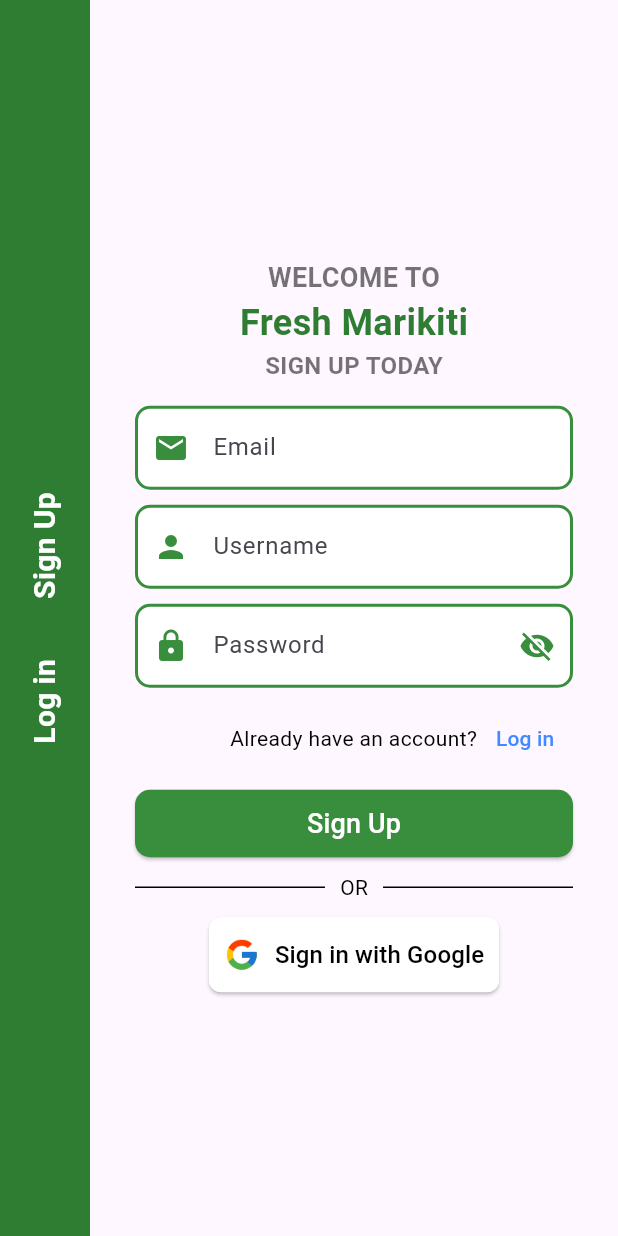
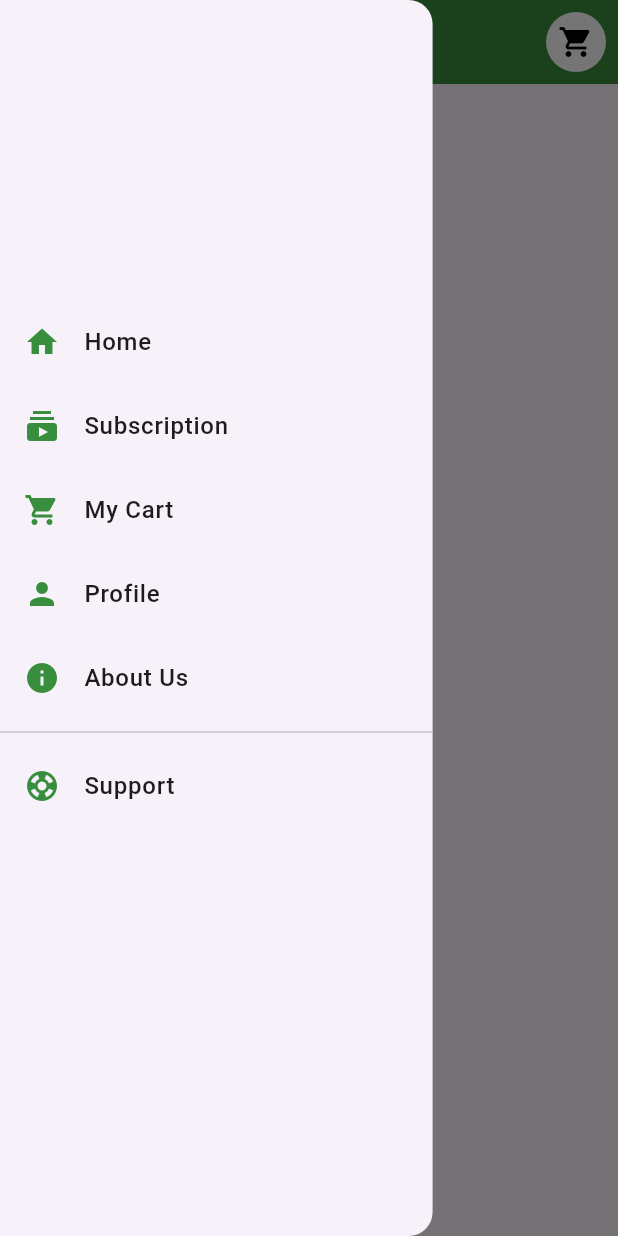
Before and after one commit to ivycommunity/FreshMarikiti, a Flutter app: the screen it shows after launch, with the side drawer open (before the commit the screen has no drawer), on a phone screen of 412 x 824 dp. Run offline on Flutter 3.47's test engine with Material 3 defaults, Android fonts, the phone set to English and light mode, and no system bars; our stand-ins replace cloud_firestore, firebase_auth, firebase_core, google_sign_in, shared_preferences; accounts and stored records are empty; statements that could not run were skipped.

Commit message:
Drawer and Mycart page

```diff
--- a/lib/Homepage.dart
+++ b/lib/Homepage.dart
@@ -1,15 +1,39 @@
 import 'package:flutter/material.dart';
+import 'package:marikiti/Widgets/drawer.dart';
+import 'package:marikiti/Widgets/pages/Mycart.dart';
 
-class Homepage extends StatefulWidget {
-  const Homepage({super.key});
+class HomePage extends StatelessWidget {
+  const HomePage({super.key});
 
   @override
-  State<Homepage> createState() => _HomepageState();
-}
+  Widget build(BuildContext context) {
+    return Scaffold(
 
-class _HomepageState extends State<Homepage> {
-  @override
-  Widget build(BuildContext context) {
-    return Container();
+      appBar: AppBar(
+        actions: [
+          IconButton(
+              onPressed: () {
+                Navigator.push(
+                    context, MaterialPageRoute(builder: (context) => CartPage()));
+              },
+              icon: CircleAvatar(
+                  backgroundColor: Colors.white,
+                child: Icon(Icons.shopping_cart,
+                color: Colors.black,),
+              ))
+        ],
+        title: Text("Fresh Marikiti"),
+        backgroundColor: Colors.green[700],
+        automaticallyImplyLeading: false,
+        leading: Builder(
+            builder: (context) => IconButton(
+                  icon: Icon(Icons.menu, color: Colors.white),
+                  onPressed: () {
+                    Scaffold.of(context).openDrawer();
+                  },
+                )),
+      ),
+      drawer: FreshMarikitiDrawer(),
+    );
   }
 }
--- /dev/null
+++ b/lib/Widgets/drawer.dart
@@ -0,0 +1,94 @@
+import 'package:flutter/material.dart';
+import 'package:cloud_firestore/cloud_firestore.dart';
+import 'package:marikiti/Homepage.dart';
+import 'package:marikiti/Widgets/pages/About.dart';
+import 'package:marikiti/Widgets/pages/Mycart.dart';
+import 'package:marikiti/Widgets/pages/Profile.dart';
+import 'package:marikiti/Widgets/pages/Subscription.dart';
+import 'package:marikiti/Widgets/pages/Support.dart';
+
+
+
+class FreshMarikitiDrawer extends StatefulWidget {
+  const FreshMarikitiDrawer({super.key});
+
+  @override
+  State<FreshMarikitiDrawer> createState() => _FreshMarikitiDrawerState();
+}
+
+class _FreshMarikitiDrawerState extends State<FreshMarikitiDrawer> {
+  @override
+  Widget build(BuildContext context) {
+    return SizedBox(
+      width: MediaQuery.of(context).size.width * 0.7,
+     // height: MediaQuery.of(context).size.height *0.9,
+      child: Drawer(
+        child: Column(
+          children: [
+            SizedBox(height: 200),
+
+            drawerItem(
+                icon: Icons.home,
+                text: "Home",
+                onTap: () => Navigator.push(
+                    context, MaterialPageRoute(builder: (context) => HomePage()))),
+
+            drawerItem(
+                icon: Icons.subscriptions,
+                text: "Subscription",
+                onTap: () => Navigator.push(context,
+                    MaterialPageRoute(builder: (context) => Subscription()))),
+
+            drawerItem(
+                icon: Icons.shopping_cart,
+                text: "My Cart",
+                onTap: () => Navigator.push(
+                    context, MaterialPageRoute(builder: (context) => CartPage()))),
+
+            drawerItem(
+                icon: Icons.person,
+                text: "Profile",
+                onTap: () => Navigator.push(
+                    context, MaterialPageRoute(builder: (context) => Profile()))),
+
+            drawerItem(
+                icon: Icons.info,
+                text: "About Us",
+                onTap: () => Navigator.push(
+                    context, MaterialPageRoute(builder: (context) => About()))),
+
+            Divider(),
+
+            drawerItem(
+                icon: Icons.support,
+                text: "Support",
+                onTap: () => Navigator.push(
+                    context, MaterialPageRoute(builder: (context) => Support()))),
+
+           /* drawerItem(
+                icon: Icons.settings,
+                text: "Settings",
+                /onTap: () => Navigator.push(
+                    context, MaterialPageRoute(builder: (context) => ()))),*/
+          ],
+        ),
+      ),
+    );
+  }
+}
+
+// Drawer Menu Item Widget
+Widget drawerItem({
+  required IconData icon,
+  required String text,
+  required VoidCallback onTap,
+}) {
+  return ListTile(
+    leading: Icon(icon, color: Colors.green[700]),
+    title: Text(
+      text,
+      style: TextStyle(fontSize: 16, fontWeight: FontWeight.w500),
+    ),
+    onTap: onTap,
+  );
+}
--- /dev/null
+++ b/lib/Widgets/pages/About.dart
@@ -0,0 +1,15 @@
+import 'package:flutter/material.dart';
+
+class About extends StatefulWidget {
+  const About({super.key});
+
+  @override
+  State<About> createState() => _AboutState();
+}
+
+class _AboutState extends State<About> {
+  @override
+  Widget build(BuildContext context) {
+    return Container();
+  }
+}
--- /dev/null
+++ b/lib/Widgets/pages/Profile.dart
@@ -0,0 +1,15 @@
+import 'package:flutter/material.dart';
+
+class Profile extends StatefulWidget {
+  const Profile({super.key});
+
+  @override
+  State<Profile> createState() => _ProfileState();
+}
+
+class _ProfileState extends State<Profile> {
+  @override
+  Widget build(BuildContext context) {
+    return Container();
+  }
+}
--- /dev/null
+++ b/lib/Widgets/pages/Subscription.dart
@@ -0,0 +1,15 @@
+import 'package:flutter/material.dart';
+
+class Subscription extends StatefulWidget {
+  const Subscription({super.key});
+
+  @override
+  State<Subscription> createState() => _SubscriptionState();
+}
+
+class _SubscriptionState extends State<Subscription> {
+  @override
+  Widget build(BuildContext context) {
+    return Container();
+  }
+}
--- /dev/null
+++ b/lib/Widgets/pages/Support.dart
@@ -0,0 +1,15 @@
+import 'package:flutter/material.dart';
+
+class Support extends StatefulWidget {
+  const Support({super.key});
+
+  @override
+  State<Support> createState() => _SupportState();
+}
+
+class _SupportState extends State<Support> {
+  @override
+  Widget build(BuildContext context) {
+    return Container();
+  }
+}
--- a/lib/core/constants/View/auth/signup.dart
+++ b/lib/core/constants/View/auth/signup.dart
@@ -1,13 +1,16 @@
 import 'package:flutter/material.dart';
 import 'package:marikiti/Widgets/Widgets.dart';
 import 'package:marikiti/core/constants/View/auth/login.dart';
+import 'package:marikiti/core/constants/providers/Themeprovders.dart';
+import 'package:provider/provider.dart';
 
 class SignUpScreen extends StatelessWidget {
   @override
   Widget build(BuildContext context) {
+    //final themeprovider = Provider.of<ThemeProvider>(context);
     return Scaffold(
-      body: SafeArea(
-        child: CustomScrollView(
+
+      body: CustomScrollView(
         slivers: [
           SliverFillRemaining(
             hasScrollBody: false,
@@ -106,8 +109,7 @@
                                 Navigator.push(
                                     context,
                                     MaterialPageRoute(
-                                          builder: (context) =>
-                                              LoginScreen()));
+                                        builder: (context) => LoginScreen()));
                               },
                               child: const Text(
                                 "Log in",
@@ -133,8 +135,8 @@
                             ),
                             child: const Text(
                               "Sign Up",
-                                style:
-                                    TextStyle(fontSize: 18, color: Colors.white),
+                              style: TextStyle(
+                                  fontSize: 18, color: Colors.white),
                             ),
                           ),
                         ),
@@ -178,7 +180,6 @@
           ),
         ],
       ),
-      ),
     );
   }
 }
--- /dev/null
+++ b/lib/core/constants/providers/Themeprovders.dart
@@ -0,0 +1,31 @@
+import 'package:flutter/material.dart';
+import 'package:shared_preferences/shared_preferences.dart';
+
+class ThemeProvider with ChangeNotifier {
+  ThemeMode _themeMode = ThemeMode.light;
+
+  ThemeMode get themeMode => _themeMode;
+
+  ThemeProvider() {
+    _loadTheme();
+  }
+
+  void toggleTheme() {
+    _themeMode =
+        _themeMode == ThemeMode.light ? ThemeMode.dark : ThemeMode.light;
+    _saveTheme(_themeMode);
+    notifyListeners();
+  }
+
+  Future<void> _saveTheme(ThemeMode mode) async {
+    final prefs = await SharedPreferences.getInstance();
+    prefs.setBool('isDarkMode', mode == ThemeMode.dark);
+  }
+
+  Future<void> _loadTheme() async {
+    final prefs = await SharedPreferences.getInstance();
+    final isDarkMode = prefs.getBool('isDarkMode') ?? false;
+    _themeMode = isDarkMode ? ThemeMode.dark : ThemeMode.light;
+    notifyListeners();
+  }
+}
--- a/lib/main.dart
+++ b/lib/main.dart
@@ -2,10 +2,12 @@
 import 'package:flutter/material.dart';
 import 'package:marikiti/Homepage.dart';
 import 'package:marikiti/core/constants/View/auth/signup.dart';
+import 'package:marikiti/core/constants/providers/Themeprovders.dart';
 import 'package:marikiti/core/constants/providers/google_sign_in_provider.dart';
 import 'package:marikiti/core/constants/providers/passwordprovider.dart';
 import 'package:marikiti/core/constants/providers/signup_%7F%7Fprovider.dart';
 import 'package:marikiti/firebase_options.dart';
+import 'package:marikiti/models/cartmodel.dart';
 
 import 'package:provider/provider.dart';
 
@@ -21,6 +23,8 @@
         ChangeNotifierProvider(create: (_) => AuthProvider()),
         ChangeNotifierProvider(create:(_)=>GoogleSignInProvider()),
          ChangeNotifierProvider(create: (_)=>Passwordprovider()),
+         ChangeNotifierProvider(create: (_)=>ThemeProvider()),
+         ChangeNotifierProvider(create: (_)=>CartProvider()),
       ],
       child: const Marikiti(),
     ),
@@ -32,12 +36,16 @@
 
   @override
   Widget build(BuildContext context) {
+    final themeprovider=Provider.of<ThemeProvider>(context);
     return MaterialApp(
+      theme: ThemeData.light(),
+      darkTheme: ThemeData.light(),
+      themeMode: themeprovider.themeMode,
       debugShowCheckedModeBanner: false,
-      initialRoute: '/',
+      initialRoute: '/home',
       routes: {
-        '/': (context) =>  SignUpScreen(),
-        '/home': (context) => const Homepage(),
+       // '/': (context) =>  SignUpScreen(),
+        '/home': (context) =>  HomePage(),
       },
     );
   }
```
Also changed, not shown: lib/Widgets/pages/CheckoutPage.dart (added, +19 -0 lines), lib/Widgets/pages/Mycart.dart (added, +126 -0 lines), lib/Widgets/pages/Settings.dart (added, +15 -0 lines), lib/Widgets/pages/sample.dart (added, +37 -0 lines), lib/core/constants/View/auth/login.dart (+12 -3 lines), lib/models/cartmodel.dart (added, +50 -0 lines). Lines whose indentation alone changed are shown as unchanged.
